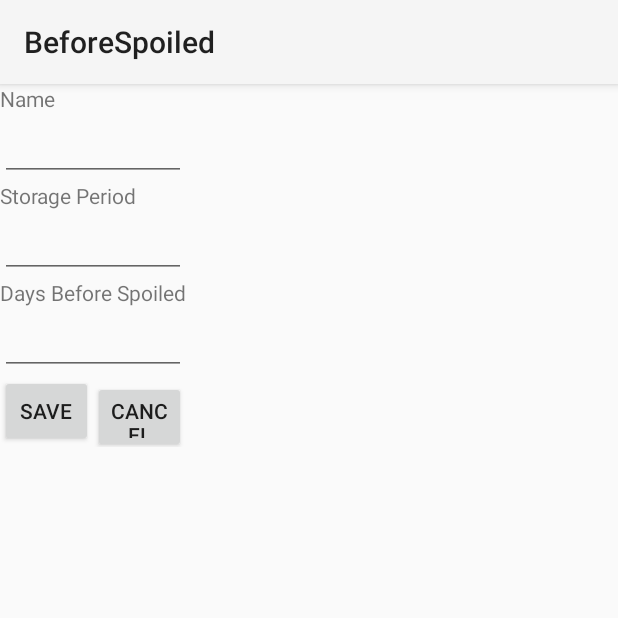
After one commit to illylli/BeforeSpoiled, an Android app: the fragment SingleLabelFragment shown on its own in the app's theme, on a phone screen of 412 x 824 dp, the top half of it. The commit adds this screen. Run offline under Robolectric (Android 15) with nearby library versions, the phone set to English and light mode, and no system bars.

Commit message:
complete the label setting function

```diff
--- /dev/null
+++ b/app/src/main/java/cs165/edu/dartmouth/cs/beforespoiled/SingleLabelFragment.java
@@ -0,0 +1,97 @@
+package cs165.edu.dartmouth.cs.beforespoiled;
+
+import android.app.DialogFragment;
+import android.content.Context;
+import android.net.Uri;
+import android.os.Bundle;
+import android.view.LayoutInflater;
+import android.view.View;
+import android.view.ViewGroup;
+import android.widget.Button;
+import android.widget.EditText;
+
+import com.google.gson.Gson;
+
+import cs165.edu.dartmouth.cs.beforespoiled.database.Label;
+import cs165.edu.dartmouth.cs.beforespoiled.database.LabelAsyncTask;
+
+public class SingleLabelFragment extends DialogFragment {
+    private static final String ARG_LABEL = "label";
+
+    private Label label;
+
+    public SingleLabelFragment() {
+        // Required empty public constructor
+    }
+
+    public static SingleLabelFragment newInstance(Label label) {
+        SingleLabelFragment fragment = new SingleLabelFragment();
+        if(label != null) {
+            Bundle args = new Bundle();
+            args.putString(ARG_LABEL, (new Gson()).toJson(label));
+            fragment.setArguments(args);
+        }
+        return fragment;
+    }
+
+    @Override
+    public void onCreate(Bundle savedInstanceState) {
+        super.onCreate(savedInstanceState);
+        if (getArguments() != null) {
+            label = (new Gson()).fromJson(getArguments().getString(ARG_LABEL), Label.class);
+        }
+    }
+
+    @Override
+    public View onCreateView(LayoutInflater inflater, ViewGroup container,
+                             Bundle savedInstanceState) {
+        View v = inflater.inflate(R.layout.fragment_single_label, container, false);
+        final EditText name = (EditText) v.findViewById(R.id.et_settings_labels_single_name);
+        final EditText period = (EditText) v.findViewById(R.id.et_settings_labels_single_period);
+        final EditText days = (EditText) v.findViewById(R.id.et_settings_labels_single_days);
+        if(label != null) {
+            name.setText(label.getName());
+            period.setText(label.getStoragePeriod() + "");
+            if(label.getDaysBeforeSpoiled() != null){
+                days.setText(label.getDaysBeforeSpoiled()+"");
+            }
+        }
+
+        ((Button) v.findViewById(R.id.btn_settings_labels_single_save)).setOnClickListener(new Button.OnClickListener(){
+
+            @Override
+            public void onClick(View view) {
+                boolean newLabel = false;
+                if(label == null){
+                    newLabel = true;
+                    label = new Label();
+                }
+                if(!name.getText().toString().equals("")){
+                    label.setName(name.getText().toString());
+                }
+                if(!period.getText().toString().equals("")){
+                    label.setStoragePeriod(Integer.parseInt(period.getText().toString()));
+                }
+                if(!days.getText().toString().equals("")){
+                    label.setDaysBeforeSpoiled(Integer.parseInt(days.getText().toString()));
+                }
+                if(newLabel) {
+                    new LabelAsyncTask(getActivity()).execute(LabelAsyncTask.INSERT, label);
+                }else{
+                    new LabelAsyncTask(getActivity()).execute(LabelAsyncTask.UPDATE, label);
+                }
+                getDialog().cancel();
+            }
+        });
+
+        ((Button) v.findViewById(R.id.btn_settings_labels_single_cancel)).setOnClickListener(new Button.OnClickListener(){
+
+            @Override
+            public void onClick(View view) {
+                getDialog().cancel();
+            }
+        });
+
+        return v;
+    }
+}
--- /dev/null
+++ b/app/src/main/res/layout/fragment_single_label.xml
@@ -0,0 +1,59 @@
+<LinearLayout xmlns:android="http://schemas.android.com/apk/res/android"
+    xmlns:tools="http://schemas.android.com/tools"
+    android:layout_width="wrap_content"
+    android:layout_height="wrap_content"
+    android:orientation="vertical"
+    tools:context="cs165.edu.dartmouth.cs.beforespoiled.SingleLabelFragment">
+
+    <TextView
+        android:layout_width="wrap_content"
+        android:layout_height="wrap_content"
+        android:text="@string/settings_labels_single_name"/>
+
+    <EditText
+        android:id="@+id/et_settings_labels_single_name"
+        android:layout_width="match_parent"
+        android:layout_height="wrap_content"/>
+
+    <TextView
+        android:layout_width="wrap_content"
+        android:layout_height="wrap_content"
+        android:text="@string/settings_labels_single_period"/>
+
+    <EditText
+        android:id="@+id/et_settings_labels_single_period"
+        android:layout_width="match_parent"
+        android:layout_height="wrap_content"
+        android:inputType="numberDecimal"/>
+
+    <TextView
+        android:layout_width="wrap_content"
+        android:layout_height="wrap_content"
+        android:text="@string/settings_labels_single_days"/>
+
+    <EditText
+        android:id="@+id/et_settings_labels_single_days"
+        android:layout_width="match_parent"
+        android:layout_height="wrap_content"
+        android:inputType="numberDecimal"/>
+
+    <LinearLayout
+        android:layout_width="match_parent"
+        android:layout_height="wrap_content"
+        android:orientation="horizontal">
+        <Button
+            android:id="@+id/btn_settings_labels_single_save"
+            android:layout_width="match_parent"
+            android:layout_height="wrap_content"
+            android:layout_weight="1"
+            android:text="SAVE"/>
+
+        <Button
+            android:id="@+id/btn_settings_labels_single_cancel"
+            android:layout_width="match_parent"
+            android:layout_height="wrap_content"
+            android:layout_weight="1"
+            android:text="CANCEL"/>
+    </LinearLayout>
+
+</LinearLayout>
--- a/app/src/main/res/layout/gridview_reminder.xml
+++ b/app/src/main/res/layout/gridview_reminder.xml
@@ -27,8 +27,8 @@
         android:gravity="left"
         android:src="@android:drawable/ic_delete" />
 
-    <ImageButton
-        android:id="@+id/ibtn_reminder_grid_left"
+    <ImageView
+        android:id="@+id/iv_reminder_grid_left"
         android:layout_width="wrap_content"
         android:layout_height="wrap_content"
         android:layout_alignParentEnd="true"
--- a/app/src/main/res/values/strings.xml
+++ b/app/src/main/res/values/strings.xml
@@ -24,7 +24,19 @@
     <!-- Reminder -->
     <string name="reminder_button_manual">Add from manual</string>
     <string name="reminder_button_history">Add from history</string>
-    <!-- TODO: Remove or change this placeholder text -->
-    <string name="hello_blank_fragment">Hello blank fragment</string>
+
+    <!-- Shoppinglist -->
     <string name="finish_shopping">Finish Shopping</string>
+
+    <!-- Settings -->
+    <string name="settings_days_before_spoiled">Days Before Spoiled</string>
+    <string name="preference_days_before_spoiled">days_before_spoiled</string>
+    <string name="settings_labels">Labels Setting</string>
+    <string name="title_activity_labels_setting">LabelsSettingActivity</string>
+
+    <!-- Single Label -->
+    <string name="settings_labels_single_name">Name</string>
+    <string name="settings_labels_single_period">Storage Period</string>
+    <string name="settings_labels_single_days">Days Before Spoiled</string>
+
 </resources>
```
Also changed, not shown: app/src/main/AndroidManifest.xml (+5 -2 lines), app/src/main/java/cs165/edu/dartmouth/cs/beforespoiled/LabelsSettingActivity.java (added, +111 -0 lines), app/src/main/java/cs165/edu/dartmouth/cs/beforespoiled/SettingsFragment.java (+9 -2 lines), app/src/main/java/cs165/edu/dartmouth/cs/beforespoiled/database/Label.java (added, +45 -0 lines), app/src/main/java/cs165/edu/dartmouth/cs/beforespoiled/database/LabelAsyncTask.java (added, +50 -0 lines), app/src/main/java/cs165/edu/dartmouth/cs/beforespoiled/database/LabelDataSource.java (added, +110 -0 lines), app/src/main/java/cs165/edu/dartmouth/cs/beforespoiled/database/MyDBHelper.java (+8 -0 lines), app/src/main/java/cs165/edu/dartmouth/cs/beforespoiled/view/LabelAdapter.java (added, +54 -0 lines), app/src/main/java/cs165/edu/dartmouth/cs/beforespoiled/view/ReminderGridAdapter.java (+10 -0 lines), app/src/main/res/layout/activity_labels_setting.xml (added, +17 -0 lines), app/src/main/res/xml/fragment_settings.xml (added, +17 -0 lines).
